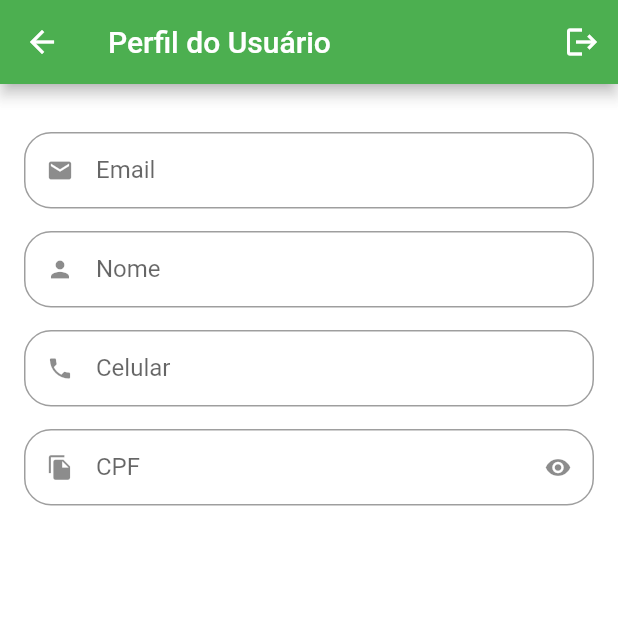
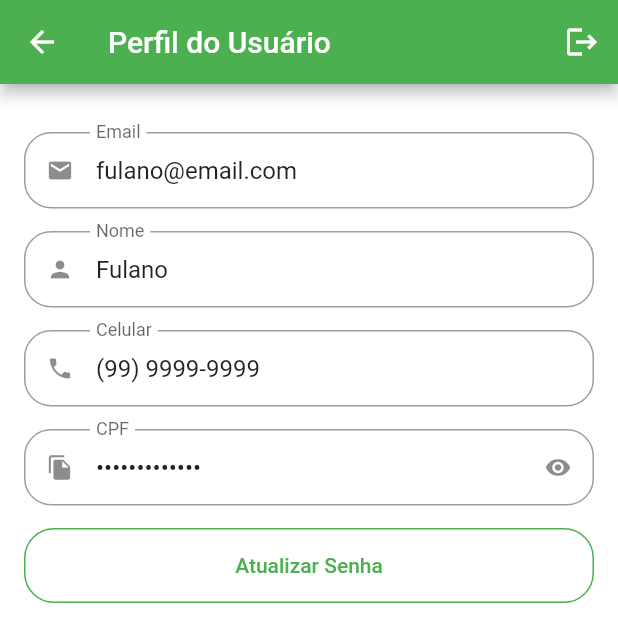
Before and after one commit to IsaacNascimento/green_grocery, a Flutter app: the ProfileTab screen opened directly, on a phone screen of 412 x 824 dp. Shown: the top 642 px of the screen. Run offline on Flutter 3.47's test engine with Material 2 defaults, Android fonts, the phone set to English and light mode, and no system bars; our stand-ins replace animated_text_kit, mask_text_input_formatter.

Commit message:
[Profile Tab]: Readonly and initvalues; change name properties on userModel

```diff
--- a/lib/src/config/app_data.dart
+++ b/lib/src/config/app_data.dart
@@ -80,4 +80,4 @@ List<CartItemModel> cartItems = [
   CartItemModel(item: guava, quantity: 2),
 ];
 
-UserModel user = UserModel(name: 'Fulano', email: 'fulano@email.com', celular: '(99) 9999-9999', cpf: '000.000.00-00', senha: '');
+UserModel user = UserModel(name: 'Fulano', email: 'fulano@email.com', phone: '(99) 9999-9999', cpf: '000.000.00-00', password: '');
--- a/lib/src/models/user_model.dart
+++ b/lib/src/models/user_model.dart
@@ -1,15 +1,15 @@
 class UserModel {
   String name;
   String email;
-  String celular;
+  String phone;
   String cpf;
-  String senha;
+  String password;
 
   UserModel({
     required this.name,
     required this.email,
-    required this.celular,
+    required this.phone,
     required this.cpf,
-    required this.senha,
+    required this.password,
   });
 }
--- a/lib/src/pages/profile/profile_tab.dart
+++ b/lib/src/pages/profile/profile_tab.dart
@@ -20,22 +20,56 @@ class ProfileTab extends StatelessWidget {
       body: ListView(
         physics: const BouncingScrollPhysics(),
         padding: const EdgeInsets.fromLTRB(16, 32, 16, 16),
-        children: const [
-
+        children: [
           // Email
-          CustomTextField(icon: Icons.email, label: 'Email'),
+          CustomTextField(
+            icon: Icons.email,
+            label: 'Email',
+            initialValue: app_data.user.email,
+            readOnly: true,
+          ),
 
           // Nome
-          CustomTextField(icon: Icons.person, label: 'Nome'),
+          CustomTextField(
+            icon: Icons.person,
+            label: 'Nome',
+            initialValue: app_data.user.name,
+            readOnly: true,
+          ),
 
           // Celular
-          CustomTextField(icon: Icons.phone, label: 'Celular'),
+          CustomTextField(
+            icon: Icons.phone,
+            label: 'Celular',
+            initialValue: app_data.user.phone,
+            readOnly: true,
+          ),
 
           // CPF
-          CustomTextField(icon: Icons.file_copy, label: 'CPF', isPasswordField: true,),
+          CustomTextField(
+            icon: Icons.file_copy,
+            label: 'CPF',
+            isPasswordField: true,
+            initialValue: app_data.user.cpf,
+            readOnly: true,
+          ),
 
           // Botão para atualizar a senha
-
+          SizedBox(
+            height: 50,
+            child: OutlinedButton(
+              style: OutlinedButton.styleFrom(
+                side: const BorderSide(
+                  color: Colors.green,
+                ),
+                shape: RoundedRectangleBorder(
+                  borderRadius: BorderRadius.circular(20),
+                ),
+              ),
+              onPressed: () {},
+              child: const Text('Atualizar Senha'),
+            ),
+          ),
         ],
       ),
     );
--- a/lib/src/pages/widgets/custom_text_field.dart
+++ b/lib/src/pages/widgets/custom_text_field.dart
@@ -1,12 +1,13 @@
 import "package:flutter/material.dart";
 import "package:flutter/services.dart";
-
 
 class CustomTextField extends StatefulWidget {
   final IconData icon;
   final String label;
   final bool isPasswordField;
   final List<TextInputFormatter>? inputFormatters;
+  final String? initialValue;
+  final bool readOnly;
 
   const CustomTextField({
     Key? key,
@@ -14,6 +15,8 @@ class CustomTextField extends StatefulWidget {
     required this.label,
     this.isPasswordField = false,
     this.inputFormatters,
+    this.initialValue,
+    this.readOnly = false,
   }) : super(key: key);
 
   @override
@@ -21,7 +24,6 @@ class CustomTextField extends StatefulWidget {
 }
 
 class _CustomTextFieldState extends State<CustomTextField> {
-
   bool isObscureText = false;
 
   @override
@@ -36,23 +38,30 @@ class _CustomTextFieldState extends State<CustomTextField> {
     return Padding(
       padding: const EdgeInsets.only(bottom: 15.0),
       child: TextFormField(
+        readOnly: widget.readOnly,
+        initialValue: widget.initialValue,
+
         inputFormatters: widget.inputFormatters,
         obscureText: isObscureText,
         decoration: InputDecoration(
-            suffixIcon: widget.isPasswordField ? IconButton(
+          suffixIcon: widget.isPasswordField
+              ? IconButton(
                   onPressed: () => {
                     setState(() {
                       isObscureText = !isObscureText;
                     })
                   },
-              icon: Icon(isObscureText ? Icons.visibility : Icons.visibility_off),
-            ) : null,
+                  icon: Icon(
+                      isObscureText ? Icons.visibility : Icons.visibility_off),
+                )
+              : null,
           prefixIcon: Icon(widget.icon),
           labelText: widget.label,
           isDense: true,
           border: OutlineInputBorder(
             borderRadius: BorderRadius.circular(18),
-            )),
+          ),
+        ),
       ),
     );
   }
```
Lines whose indentation alone changed are shown as unchanged.
